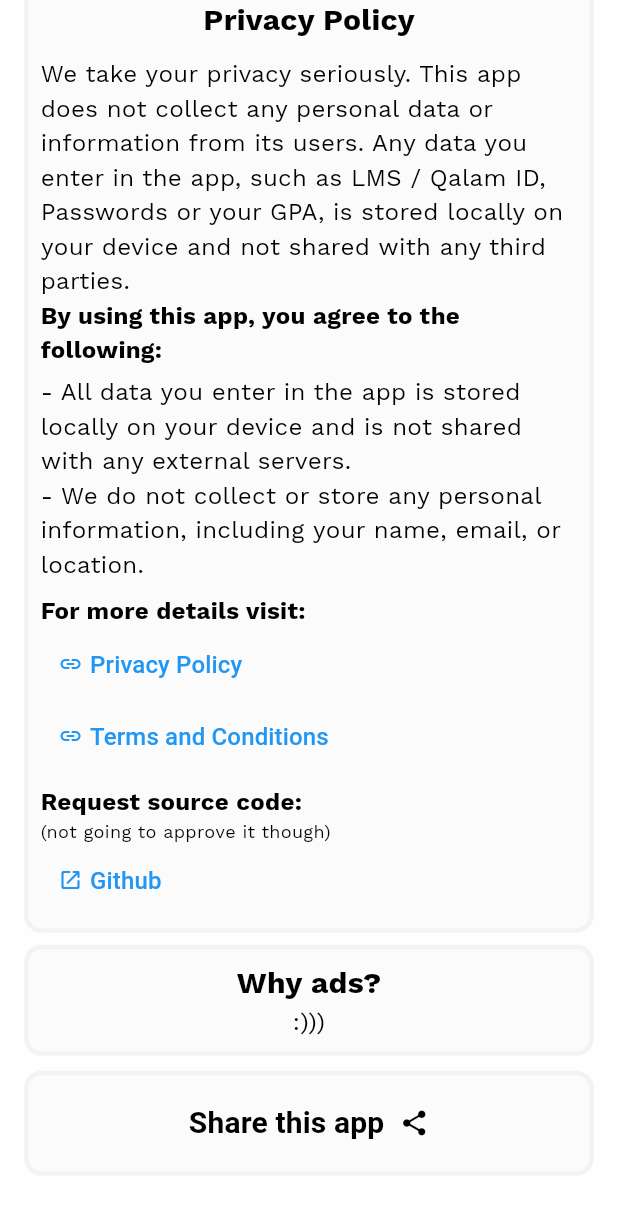
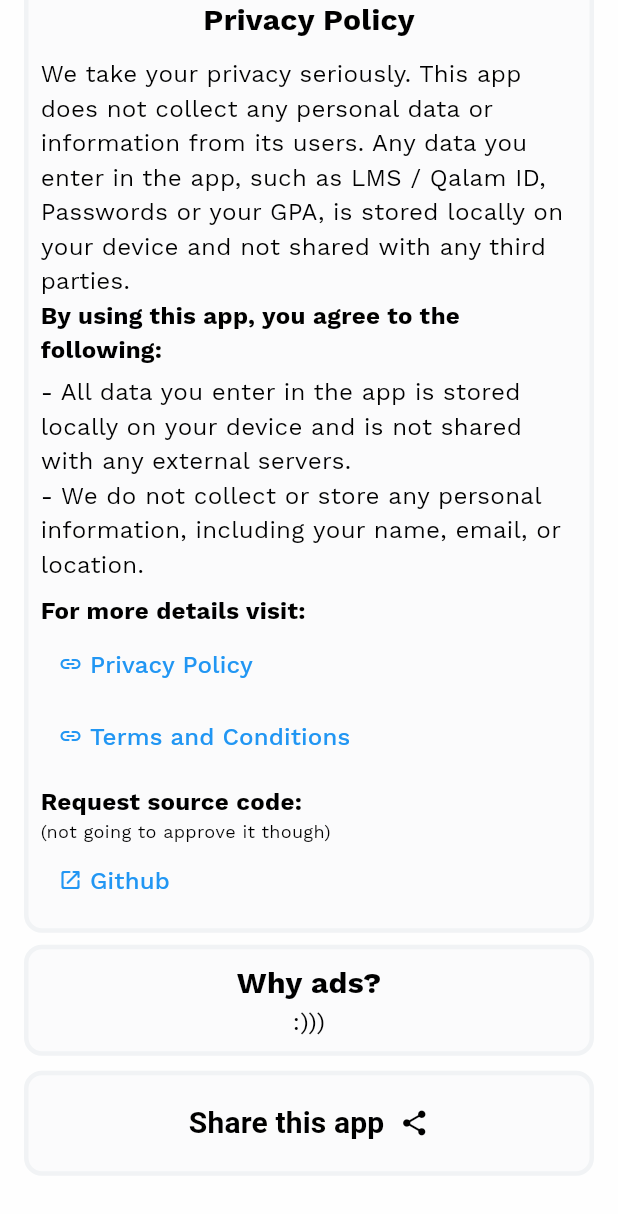
Before and after one commit to Hmmza-tariq/MY-NUST, a Flutter app: the AboutScreen screen opened directly, scrolled down 576 dp, on a phone screen of 412 x 824 dp. Shown: the top 1214 px of the screen. Run offline on Flutter 3.47's test engine with Material 2 defaults, Android fonts, the phone set to English and light mode, and no system bars; our stand-ins replace carousel_slider, connectivity_plus, dio, fl_chart, flutter_datetime_picker_plus, flutter_local_notifications and 17 more; missing offline and left inert: custom_pop_up_menu, encrypt, flutter_downloader, flutter_email_sender, in_app_update, info_popup and 3 more; accounts and stored records are empty; network calls fail.

Commit message:
new Logo

```diff
--- a/lib/Screens/Drawer/about_screen.dart
+++ b/lib/Screens/Drawer/about_screen.dart
@@ -67,6 +67,7 @@ class AboutScreenState extends State<AboutScreen> {
                             Text(
                               'Author Description',
                               style: TextStyle(
+                                  fontFamily: AppTheme.fontName,
                                   fontSize: 20,
                                   fontWeight: FontWeight.bold,
                                   color: isLightMode
@@ -88,6 +89,7 @@ class AboutScreenState extends State<AboutScreen> {
                               child: Text(
                                 "Hey, I'm Hamza Tariq (CE-43, CEME), the brain behind this app. I'm a Flutter fanatic and app aficionado. I've cooked up this app with passion and around 15,000 lines of code. I hope it rocks!",
                                 style: TextStyle(
+                                    fontFamily: AppTheme.fontName,
                                     fontSize: 16,
                                     color: isLightMode
                                         ? Colors.black
@@ -117,6 +119,7 @@ class AboutScreenState extends State<AboutScreen> {
                               Text(
                                 'Privacy Policy',
                                 style: TextStyle(
+                                    fontFamily: AppTheme.fontName,
                                     fontSize: 20,
                                     fontWeight: FontWeight.bold,
                                     color: isLightMode
@@ -127,6 +130,7 @@ class AboutScreenState extends State<AboutScreen> {
                               Text(
                                 'We take your privacy seriously. This app does not collect any personal data or information from its users. Any data you enter in the app, such as LMS / Qalam ID, Passwords or your GPA, is stored locally on your device and not shared with any third parties.',
                                 style: TextStyle(
+                                    fontFamily: AppTheme.fontName,
                                     fontSize: 16,
                                     color: isLightMode
                                         ? Colors.black
@@ -135,6 +139,7 @@ class AboutScreenState extends State<AboutScreen> {
                               Text(
                                 'By using this app, you agree to the following:',
                                 style: TextStyle(
+                                    fontFamily: AppTheme.fontName,
                                     fontSize: 16,
                                     fontWeight: FontWeight.bold,
                                     color: isLightMode
@@ -145,6 +150,7 @@ class AboutScreenState extends State<AboutScreen> {
                               Text(
                                 '- All data you enter in the app is stored locally on your device and is not shared with any external servers.',
                                 style: TextStyle(
+                                    fontFamily: AppTheme.fontName,
                                     fontSize: 16,
                                     color: isLightMode
                                         ? Colors.black
@@ -153,6 +159,7 @@ class AboutScreenState extends State<AboutScreen> {
                               Text(
                                 '- We do not collect or store any personal information, including your name, email, or location.',
                                 style: TextStyle(
+                                    fontFamily: AppTheme.fontName,
                                     fontSize: 16,
                                     color: isLightMode
                                         ? Colors.black
@@ -165,6 +172,7 @@ class AboutScreenState extends State<AboutScreen> {
                                     Text(
                                       'For more details visit:',
                                       style: TextStyle(
+                                          fontFamily: AppTheme.fontName,
                                           fontSize: 16,
                                           fontWeight: FontWeight.bold,
                                           color: isLightMode
@@ -201,6 +209,7 @@ class AboutScreenState extends State<AboutScreen> {
                                         Text(
                                           'Privacy Policy',
                                           style: TextStyle(
+                                            fontFamily: AppTheme.fontName,
                                             fontSize: 16,
                                             color: Colors.blue,
                                           ),
@@ -237,6 +246,7 @@ class AboutScreenState extends State<AboutScreen> {
                                         Text(
                                           'Terms and Conditions',
                                           style: TextStyle(
+                                            fontFamily: AppTheme.fontName,
                                             fontSize: 16,
                                             color: Colors.blue,
                                           ),
@@ -257,6 +267,7 @@ class AboutScreenState extends State<AboutScreen> {
                                         Text(
                                           'Request source code:',
                                           style: TextStyle(
+                                              fontFamily: AppTheme.fontName,
                                               fontSize: 16,
                                               fontWeight: FontWeight.bold,
                                               color: isLightMode
@@ -266,6 +277,7 @@ class AboutScreenState extends State<AboutScreen> {
                                         Text(
                                           '(not going to approve it though)',
                                           style: TextStyle(
+                                              fontFamily: AppTheme.fontName,
                                               fontSize: 12,
                                               fontWeight: FontWeight.w300,
                                               color: isLightMode
@@ -301,6 +313,7 @@ class AboutScreenState extends State<AboutScreen> {
                                         Text(
                                           'Github',
                                           style: TextStyle(
+                                            fontFamily: AppTheme.fontName,
                                             fontSize: 16,
                                             color: Colors.blue,
                                           ),
@@ -330,6 +343,7 @@ class AboutScreenState extends State<AboutScreen> {
                             Text(
                               'Why ads?',
                               style: TextStyle(
+                                  fontFamily: AppTheme.fontName,
                                   fontSize: 20,
                                   fontWeight: FontWeight.bold,
                                   color: isLightMode
@@ -342,6 +356,7 @@ class AboutScreenState extends State<AboutScreen> {
                               child: Text(
                                 ":)))",
                                 style: TextStyle(
+                                    fontFamily: AppTheme.fontName,
                                     fontSize: 16,
                                     color: isLightMode
                                         ? Colors.black
--- a/lib/main.dart
+++ b/lib/main.dart
@@ -140,14 +140,14 @@ class _MyAppState extends State<MyApp> {
         }
       });
     }).catchError((e) {
-      print(e.toString());
+      //print(e.toString());
     });
   }
 
   void update() async {
     await InAppUpdate.startFlexibleUpdate();
     InAppUpdate.completeFlexibleUpdate().then((_) {}).catchError((e) {
-      print(e.toString());
+      //print(e.toString());
     });
   }
 
--- a/pubspec.yaml
+++ b/pubspec.yaml
@@ -2,7 +2,7 @@ name: mynust
 description: Nust unofficial Student app
 publish_to: 'none'
 
-version: 1.3.2+10
+version: 1.3.3+11
 
 environment:
   sdk: '>=3.0.6 <4.0.0'
```
Also changed, not shown: assets/images/appLogo-low.png, assets/images/appLogo.png, assets/images/appLogoLarge.png, 6 other files.
